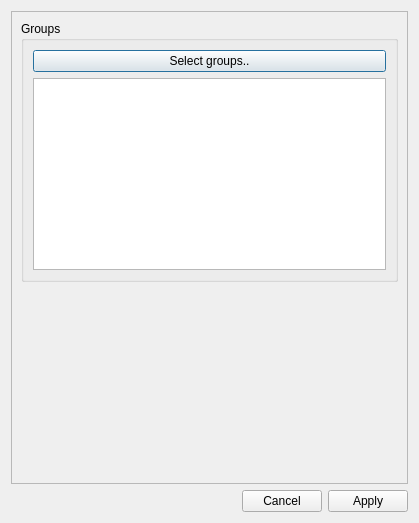
Qt form designer_ui_files/utilities/permutationTestDialogUi.ui (cibr-jyu/meggie) before a commit.
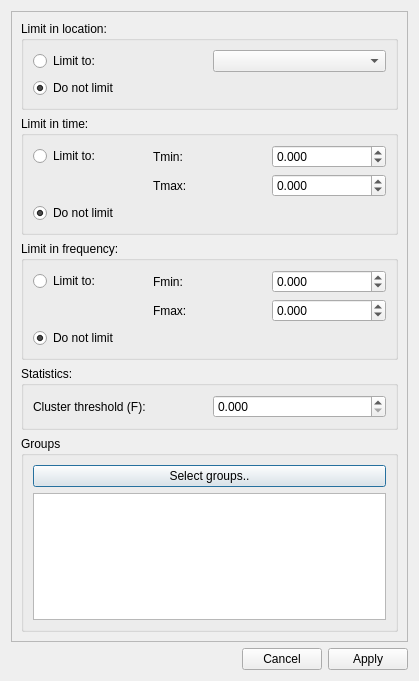
The same form after that commit.

Commit message: Implement permutation test dialog and add it to spectrum tab

```diff
--- a/designer_ui_files/utilities/permutationTestDialogUi.ui
+++ b/designer_ui_files/utilities/permutationTestDialogUi.ui
@@ -7,7 +7,7 @@
     <x>0</x>
     <y>0</y>
     <width>419</width>
-    <height>523</height>
+    <height>681</height>
    </rect>
   </property>
   <property name="windowTitle">
@@ -40,7 +40,7 @@
         <x>0</x>
         <y>0</y>
         <width>399</width>
-        <height>472</height>
+        <height>630</height>
        </rect>
       </property>
       <property name="minimumSize">
@@ -50,7 +50,127 @@
        </size>
       </property>
       <layout class="QGridLayout" name="gridLayout_2">
+       <item row="0" column="0">
+        <widget class="QGroupBox" name="groupBoxLocation">
+         <property name="title">
+          <string>Limit in location:</string>
+         </property>
+         <layout class="QGridLayout" name="gridLayout_3">
+          <item row="0" column="1">
+           <widget class="QComboBox" name="comboBoxLocation"/>
+          </item>
+          <item row="1" column="0">
+           <widget class="QRadioButton" name="radioButtonLocationDisabled">
+            <property name="text">
+             <string>Do not limit</string>
+            </property>
+            <property name="checked">
+             <bool>true</bool>
+            </property>
+           </widget>
+          </item>
+          <item row="0" column="0">
+           <widget class="QRadioButton" name="radioButtonLocationEnabled">
+            <property name="text">
+             <string>Limit to:</string>
+            </property>
+           </widget>
+          </item>
+         </layout>
+        </widget>
+       </item>
        <item row="1" column="0">
+        <widget class="QGroupBox" name="groupBoxTime">
+         <property name="title">
+          <string>Limit in time:</string>
+         </property>
+         <layout class="QGridLayout" name="gridLayout_4">
+          <item row="0" column="2">
+           <widget class="QDoubleSpinBox" name="doubleSpinBoxTimeTmin">
+            <property name="decimals">
+             <number>3</number>
+            </property>
+            <property name="minimum">
+             <double>-10000.000000000000000</double>
+            </property>
+            <property name="maximum">
+             <double>10000.000000000000000</double>
+            </property>
+            <property name="singleStep">
+             <double>0.100000000000000</double>
+            </property>
+           </widget>
+          </item>
+          <item row="2" column="0">
+           <widget class="QRadioButton" name="radioButtonTimeDisabled">
+            <property name="text">
+             <string>Do not limit</string>
+            </property>
+            <property name="checked">
+             <bool>true</bool>
+            </property>
+           </widget>
+          </item>
+          <item row="0" column="0">
+           <widget class="QRadioButton" name="radioButtonTimeEnabled">
+            <property name="text">
+             <string>Limit to:</string>
+            </property>
+           </widget>
+          </item>
+          <item row="0" column="1">
+           <widget class="QLabel" name="labelTimeTmin">
+            <property name="text">
+             <string>Tmin:</string>
+            </property>
+           </widget>
+          </item>
+          <item row="1" column="1">
+           <widget class="QLabel" name="labelTimeTmax">
+            <property name="text">
+             <string>Tmax:</string>
+            </property>
+           </widget>
+          </item>
+          <item row="1" column="2">
+           <widget class="QDoubleSpinBox" name="doubleSpinBoxTimeTmax">
+            <property name="decimals">
+             <number>3</number>
+            </property>
+            <property name="minimum">
+             <double>-10000.000000000000000</double>
+            </property>
+            <property name="maximum">
+             <double>10000.000000000000000</double>
+            </property>
+            <property name="singleStep">
+             <double>0.100000000000000</double>
+            </property>
+           </widget>
+          </item>
+         </layout>
+        </widget>
+       </item>
+       <item row="4" column="0">
+        <widget class="QGroupBox" name="groupBoxGroups">
+         <property name="title">
+          <string>Groups</string>
+         </property>
+         <layout class="QFormLayout" name="formLayout">
+          <item row="0" column="0" colspan="2">
+           <widget class="QPushButton" name="pushButtonGroups">
+            <property name="text">
+             <string>Select groups..</string>
+            </property>
+           </widget>
+          </item>
+          <item row="1" column="0" colspan="2">
+           <widget class="QListWidget" name="listWidgetGroups"/>
+          </item>
+         </layout>
+        </widget>
+       </item>
+       <item row="5" column="0">
         <spacer name="verticalSpacer">
          <property name="orientation">
           <enum>Qt::Vertical</enum>
@@ -63,21 +183,100 @@
          </property>
         </spacer>
        </item>
-       <item row="0" column="0">
-        <widget class="QGroupBox" name="groupBoxGroups">
+       <item row="2" column="0">
+        <widget class="QGroupBox" name="groupBoxFrequency">
          <property name="title">
-          <string>Groups</string>
+          <string>Limit in frequency:</string>
          </property>
-         <layout class="QFormLayout" name="formLayout">
-          <item row="0" column="0" colspan="2">
-           <widget class="QPushButton" name="pushButtonGroups">
+         <layout class="QGridLayout" name="gridLayout_5">
+          <item row="0" column="2">
+           <widget class="QDoubleSpinBox" name="doubleSpinBoxFrequencyFmin">
+            <property name="decimals">
+             <number>3</number>
+            </property>
+            <property name="minimum">
+             <double>-10000.000000000000000</double>
+            </property>
+            <property name="maximum">
+             <double>10000.000000000000000</double>
+            </property>
+            <property name="singleStep">
+             <double>0.100000000000000</double>
+            </property>
+           </widget>
+          </item>
+          <item row="0" column="0">
+           <widget class="QRadioButton" name="radioButtonFrequencyEnabled">
             <property name="text">
-             <string>Select groups..</string>
+             <string>Limit to:</string>
             </property>
            </widget>
           </item>
-          <item row="1" column="0" colspan="2">
-           <widget class="QListWidget" name="listWidgetGroups"/>
+          <item row="0" column="1">
+           <widget class="QLabel" name="labelFrequencyFmin">
+            <property name="text">
+             <string>Fmin:</string>
+            </property>
+           </widget>
+          </item>
+          <item row="1" column="1">
+           <widget class="QLabel" name="labelFrequencyFmax">
+            <property name="text">
+             <string>Fmax:</string>
+            </property>
+           </widget>
+          </item>
+          <item row="2" column="0">
+           <widget class="QRadioButton" name="radioButtonFrequencyDisabled">
+            <property name="text">
+             <string>Do not limit</string>
+            </property>
+            <property name="checked">
+             <bool>true</bool>
+            </property>
+           </widget>
+          </item>
+          <item row="1" column="2">
+           <widget class="QDoubleSpinBox" name="doubleSpinBoxFrequencyFmax">
+            <property name="decimals">
+             <number>3</number>
+            </property>
+            <property name="minimum">
+             <double>-10000.000000000000000</double>
+            </property>
+            <property name="maximum">
+             <double>10000.000000000000000</double>
+            </property>
+            <property name="singleStep">
+             <double>0.100000000000000</double>
+            </property>
+           </widget>
+          </item>
+         </layout>
+        </widget>
+       </item>
+       <item row="3" column="0">
+        <widget class="QGroupBox" name="groupBoxStatistics">
+         <property name="title">
+          <string>Statistics:</string>
+         </property>
+         <layout class="QGridLayout" name="gridLayout_6">
+          <item row="0" column="0">
+           <widget class="QLabel" name="labelClusterThreshold">
+            <property name="text">
+             <string>Cluster threshold (F):</string>
+            </property>
+           </widget>
+          </item>
+          <item row="0" column="1">
+           <widget class="QDoubleSpinBox" name="doubleSpinBoxClusterThreshold">
+            <property name="decimals">
+             <number>3</number>
+            </property>
+            <property name="maximum">
+             <double>10000.000000000000000</double>
+            </property>
+           </widget>
           </item>
          </layout>
         </widget>
```
The commit also changes 4 other files.
